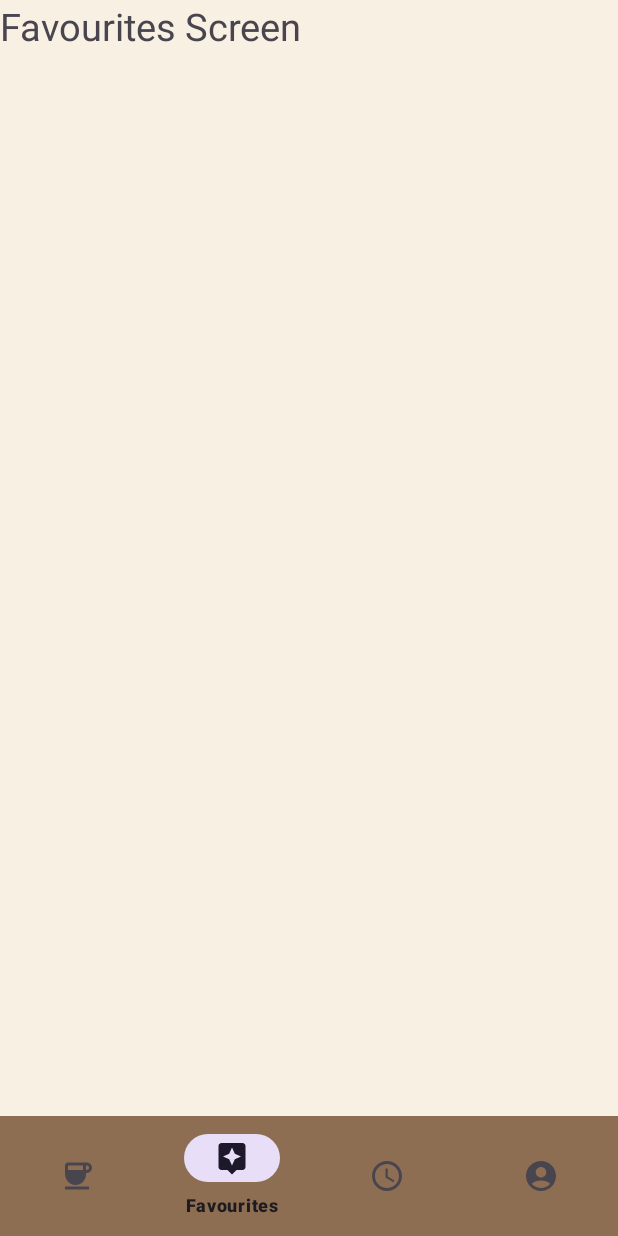
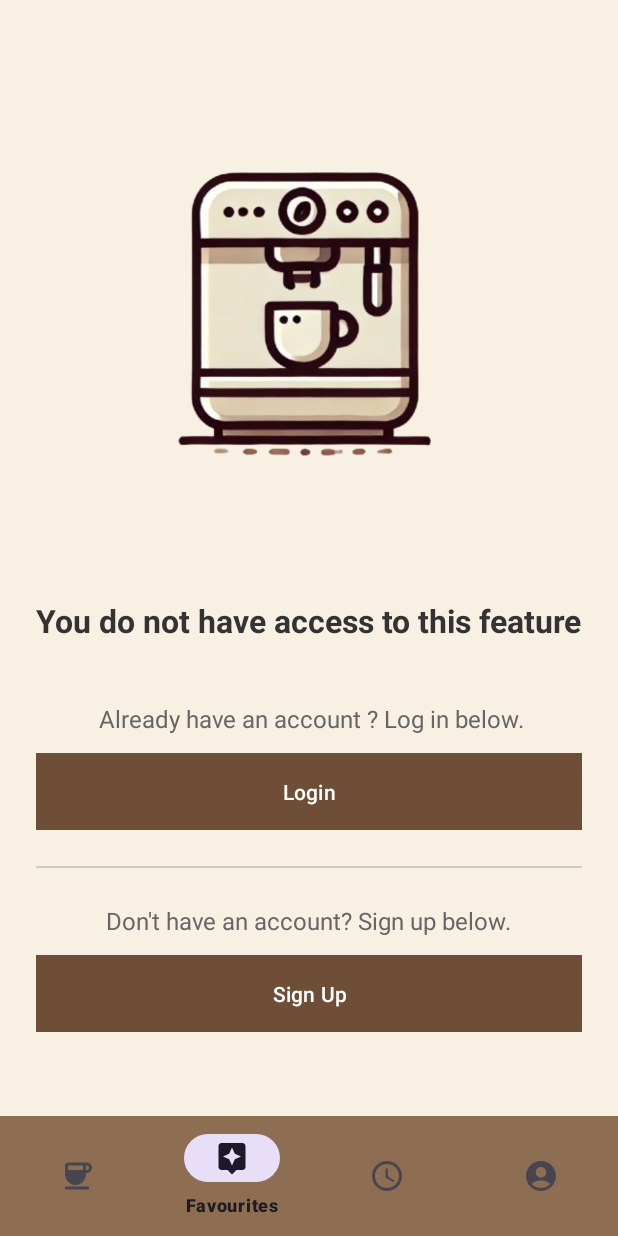
Before and after one commit to Cloudware727/IoT-AndroidApp, an Android app: the fragment history_screen placed in its activity, item 2 of the bottom bar chosen, on a phone screen of 412 x 824 dp. Run offline under Robolectric (Android 15) with nearby library versions, the phone set to English and light mode, and no system bars.

Commit message:
Made it so guest account can't access fav or history screen

```diff
--- a/app/src/main/java/com/example/iot_android_app/account_screen.java
+++ b/app/src/main/java/com/example/iot_android_app/account_screen.java
@@ -82,6 +82,8 @@ public class account_screen extends Fragment {
                             if (matchFound == 1) {
                                 Toast.makeText(getActivity(), "Login Successful!", Toast.LENGTH_SHORT).show();
 
+                                //brewConfiguration.setName
+
                                 SharedPreferences.Editor editor = prefs.edit();
                                 editor.putBoolean("isLoggedIn", true);
                                 editor.putString("username", username);
--- a/app/src/main/java/com/example/iot_android_app/fav_screen.java
+++ b/app/src/main/java/com/example/iot_android_app/fav_screen.java
@@ -1,5 +1,7 @@
 package com.example.iot_android_app;
 
+import android.content.Context;
+import android.content.SharedPreferences;
 import android.os.Bundle;
 
 import androidx.fragment.app.Fragment;
@@ -58,7 +60,17 @@ public class fav_screen extends Fragment {
     @Override
     public View onCreateView(LayoutInflater inflater, ViewGroup container,
                              Bundle savedInstanceState) {
-        // Inflate the layout for this fragment
-        return inflater.inflate(R.layout.fragment_fav_screen, container, false);
+
+        // Checks if user is logged in
+        SharedPreferences prefs = requireActivity().getSharedPreferences("user_prefs", Context.MODE_PRIVATE);
+        Boolean isLoggedIn = prefs.getBoolean("isLoggedIn", false);
+
+        if (isLoggedIn == false) {
+            return inflater.inflate(R.layout.fragment_blocked_screen, container, false);
+        } else {
+
+            // Inflate the layout for this fragment
+            return inflater.inflate(R.layout.fragment_fav_screen, container, false);
+        }
     }
 }
--- a/app/src/main/java/com/example/iot_android_app/history_screen.java
+++ b/app/src/main/java/com/example/iot_android_app/history_screen.java
@@ -1,5 +1,7 @@
 package com.example.iot_android_app;
 
+import android.content.Context;
+import android.content.SharedPreferences;
 import android.os.Bundle;
 
 import androidx.core.content.ContextCompat;
@@ -114,7 +116,18 @@ public class history_screen extends Fragment {
                 DividerItemDecoration.VERTICAL);
         dividerItemDecoration.setDrawable(ContextCompat.getDrawable(getContext(), R.drawable.divider));
         historyList.addItemDecoration(dividerItemDecoration);
-        return view;
+
+        //checks if user is logged in
+        SharedPreferences prefs = requireActivity().getSharedPreferences("user_prefs", Context.MODE_PRIVATE);
+        Boolean isLoggedIn = prefs.getBoolean("isLoggedIn", false);
+
+        if (isLoggedIn == false) {
+            return inflater.inflate(R.layout.fragment_blocked_screen, container, false);
+        } else {
+
+            // Inflate the layout for this fragment
+            return view;
+        }
     }
 
     private class ItemModel {
--- a/app/src/main/res/layout/fragment_account_screen.xml
+++ b/app/src/main/res/layout/fragment_account_screen.xml
@@ -4,9 +4,6 @@
     android:layout_width="match_parent"
     android:layout_height="match_parent"
     android:background="@drawable/background_gradient">
-
-    <!-- Coffee Machine Icon -->
-    <!-- Move the icon down -->
 
     <!-- Login Box -->
 
--- /dev/null
+++ b/app/src/main/res/layout/fragment_blocked_screen.xml
@@ -0,0 +1,72 @@
+<?xml version="1.0" encoding="utf-8"?>
+<LinearLayout xmlns:android="http://schemas.android.com/apk/res/android"
+    android:layout_width="match_parent"
+    android:layout_height="match_parent"
+    android:orientation="vertical"
+    android:gravity="center"
+    android:background="@color/background_color"
+    android:padding="24dp">
+
+    <ImageView
+        android:layout_width="320dp"
+        android:layout_height="320dp"
+        android:src="@drawable/coffee_machine"
+        android:layout_marginBottom="24dp"
+        android:contentDescription="User Icon" />
+
+    <TextView
+        android:id="@+id/tv_welcome"
+        android:layout_width="wrap_content"
+        android:layout_height="wrap_content"
+        android:text="You do not have access to this feature"
+        android:textSize="21sp"
+        android:textStyle="bold"
+        android:textColor="#333333"
+        android:layout_marginBottom="40dp" />
+
+    <TextView
+        android:id="@+id/tv_hint1"
+        android:layout_width="wrap_content"
+        android:layout_height="wrap_content"
+        android:text=" Already have an account ? Log in below."
+        android:textSize="16sp"
+        android:textColor="#666666"
+        android:layout_marginBottom="12dp" />
+
+    <Button
+        android:id="@+id/btn_login"
+        android:layout_width="match_parent"
+        android:layout_height="wrap_content"
+        android:text="Login"
+        android:background="@color/coffee_brown"
+        android:textColor="#FFFFFF"
+        android:textAllCaps="false"
+        android:padding="12dp"
+        android:layout_marginBottom="24dp" />
+
+    <View
+        android:layout_width="match_parent"
+        android:layout_height="1dp"
+        android:background="#CCCCCC"
+        android:layout_marginBottom="24dp" />
+
+    <TextView
+        android:id="@+id/tv_hint2"
+        android:layout_width="wrap_content"
+        android:layout_height="wrap_content"
+        android:text="Don't have an account? Sign up below."
+        android:textSize="16sp"
+        android:textColor="#666666"
+        android:layout_marginBottom="12dp" />
+
+    <Button
+        android:id="@+id/btn_signup"
+        android:layout_width="match_parent"
+        android:layout_height="wrap_content"
+        android:text="Sign Up"
+        android:background="@color/coffee_brown"
+        android:textColor="#FFFFFF"
+        android:textAllCaps="false"
+        android:padding="12dp" />
+
+</LinearLayout>
```
